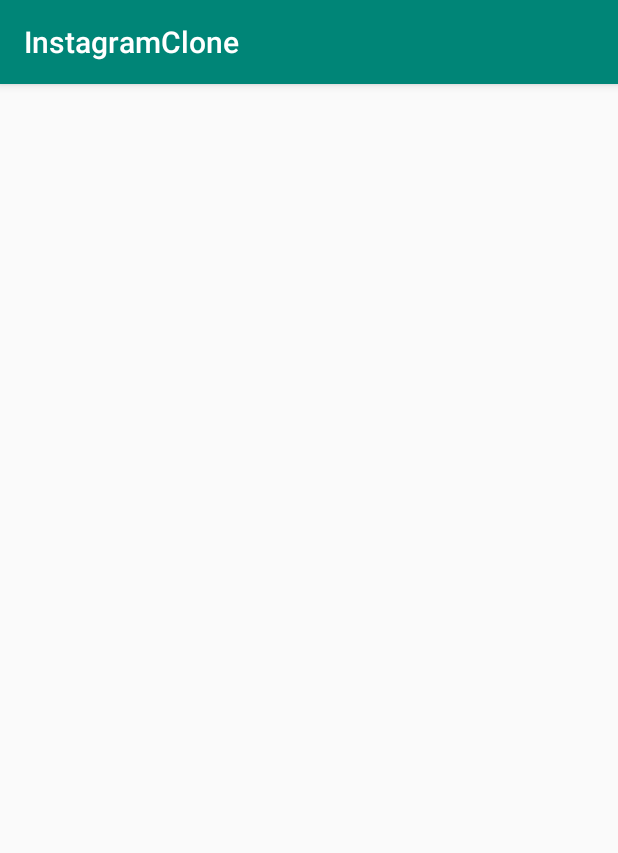
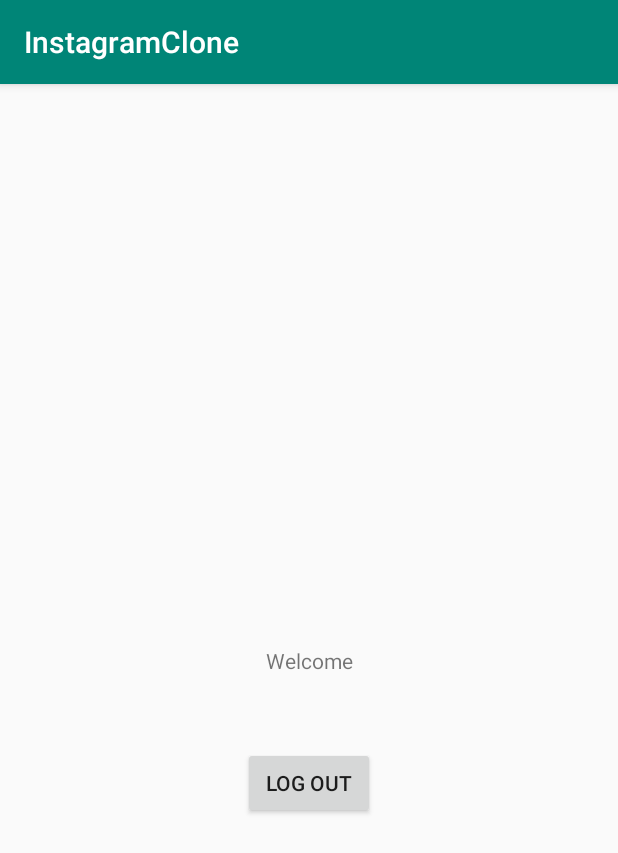
Before and after one commit to klintwales/InstagramClone, an Android app: the WelcomeActivity screen opened directly, with no data from a screen before it, on a phone screen of 412 x 824 dp. Shown: the top 853 px of the screen. Run offline under Robolectric (Android 15) with nearby library versions, the phone set to English and light mode, and no system bars; libraries missing offline, so code that uses them is left out: com.parse; 1 statement that could not run was skipped.

Commit message:
allowed user to login and log out

```diff
--- a/InstagramClone/app/src/main/java/com/example/instagramclone/SignUpLoginActivity.java
+++ b/InstagramClone/app/src/main/java/com/example/instagramclone/SignUpLoginActivity.java
@@ -1,5 +1,6 @@
 package com.example.instagramclone;
 
+import android.content.Intent;
 import android.os.Bundle;
 import android.view.View;
 import android.widget.Button;
@@ -44,6 +45,10 @@ public class SignUpLoginActivity extends AppCompatActivity {
                     public void done(ParseException e) {
                         if (e == null){
                             FancyToast.makeText(SignUpLoginActivity.this, appUser.get("username") + " has been signed up successfully", FancyToast.LENGTH_LONG, FancyToast.SUCCESS, false).show();
+
+                            Intent intent = new Intent(SignUpLoginActivity.this, WelcomeActivity.class);
+                            startActivity(intent);
+
                         }
                         else{
                             FancyToast.makeText(SignUpLoginActivity.this, e.getMessage(), FancyToast.LENGTH_LONG, FancyToast.ERROR, false).show();
@@ -61,9 +66,13 @@ public class SignUpLoginActivity extends AppCompatActivity {
                 public void done(ParseUser user, ParseException e) {
                     if(user != null && e == null){
                         FancyToast.makeText(SignUpLoginActivity.this, user.get("username") + " has been logged in successfully", FancyToast.LENGTH_LONG, FancyToast.SUCCESS, false).show();
+
+                        Intent intent = new Intent(SignUpLoginActivity.this, WelcomeActivity.class);
+                        startActivity(intent);
                     }
                     else{
                         FancyToast.makeText(SignUpLoginActivity.this, e.getMessage(), FancyToast.LENGTH_LONG, FancyToast.ERROR, false).show();
+
                     }
                 }
             });
--- a/InstagramClone/app/src/main/java/com/example/instagramclone/WelcomeActivity.java
+++ b/InstagramClone/app/src/main/java/com/example/instagramclone/WelcomeActivity.java
@@ -3,12 +3,34 @@ package com.example.instagramclone;
 import androidx.appcompat.app.AppCompatActivity;
 
 import android.os.Bundle;
+import android.view.View;
+import android.widget.Button;
+import android.widget.TextView;
+
+import com.parse.Parse;
+import com.parse.ParseUser;
 
 public class WelcomeActivity extends AppCompatActivity {
+
 
     @Override
     protected void onCreate(Bundle savedInstanceState) {
         super.onCreate(savedInstanceState);
         setContentView(R.layout.activity_welcome);
+
+        TextView txtWelcome = findViewById(R.id.txtWelcome);
+        txtWelcome.setText("Welcome " + ParseUser.getCurrentUser().get("username"));
+
+        findViewById(R.id.btnLogOut).setOnClickListener(new View.OnClickListener() {
+            @Override
+            public void onClick(View v) {
+
+                ParseUser.logOut();
+                finish();
+            }
+        });
+
+
+
     }
 }
--- a/InstagramClone/app/src/main/res/layout/activity_welcome.xml
+++ b/InstagramClone/app/src/main/res/layout/activity_welcome.xml
@@ -6,4 +6,23 @@
     android:layout_height="match_parent"
     tools:context=".WelcomeActivity">
 
+    <TextView
+        android:id="@+id/txtWelcome"
+        android:layout_width="wrap_content"
+        android:layout_height="wrap_content"
+        android:text="Welcome"
+        app:layout_constraintBottom_toBottomOf="parent"
+        app:layout_constraintEnd_toEndOf="parent"
+        app:layout_constraintStart_toStartOf="parent"
+        app:layout_constraintTop_toTopOf="parent" />
+
+    <Button
+        android:id="@+id/btnLogOut"
+        android:layout_width="wrap_content"
+        android:layout_height="wrap_content"
+        android:layout_marginTop="48dp"
+        android:text="Log Out"
+        app:layout_constraintEnd_toEndOf="parent"
+        app:layout_constraintStart_toStartOf="parent"
+        app:layout_constraintTop_toBottomOf="@+id/txtWelcome" />
 </androidx.constraintlayout.widget.ConstraintLayout>
```
